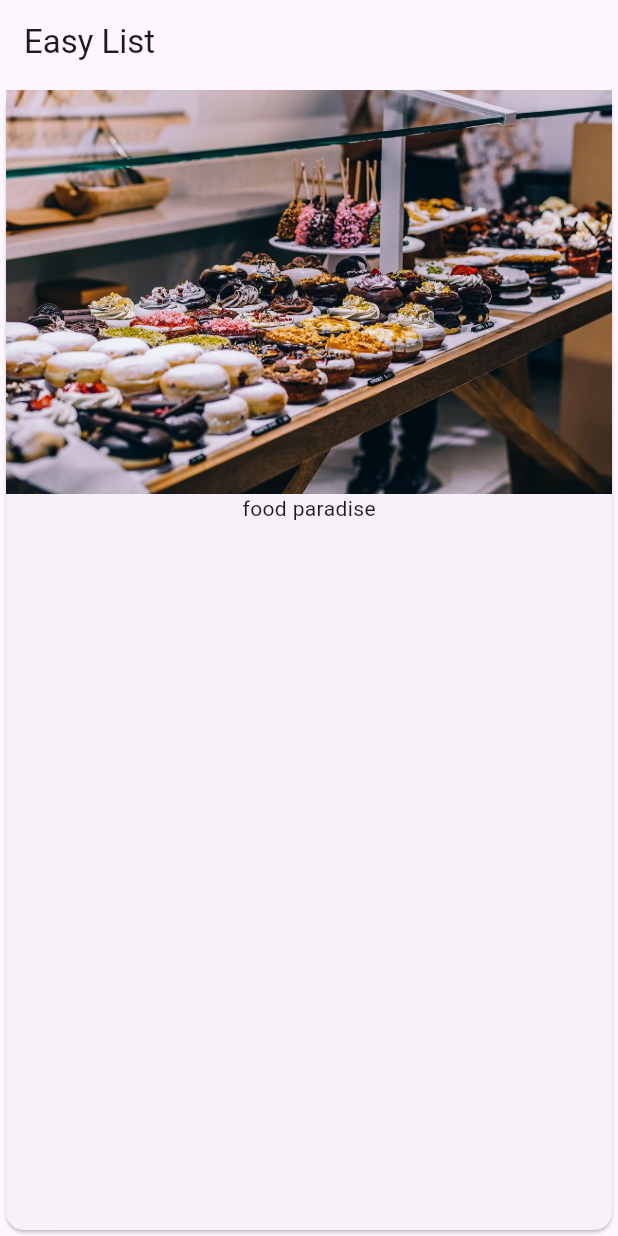
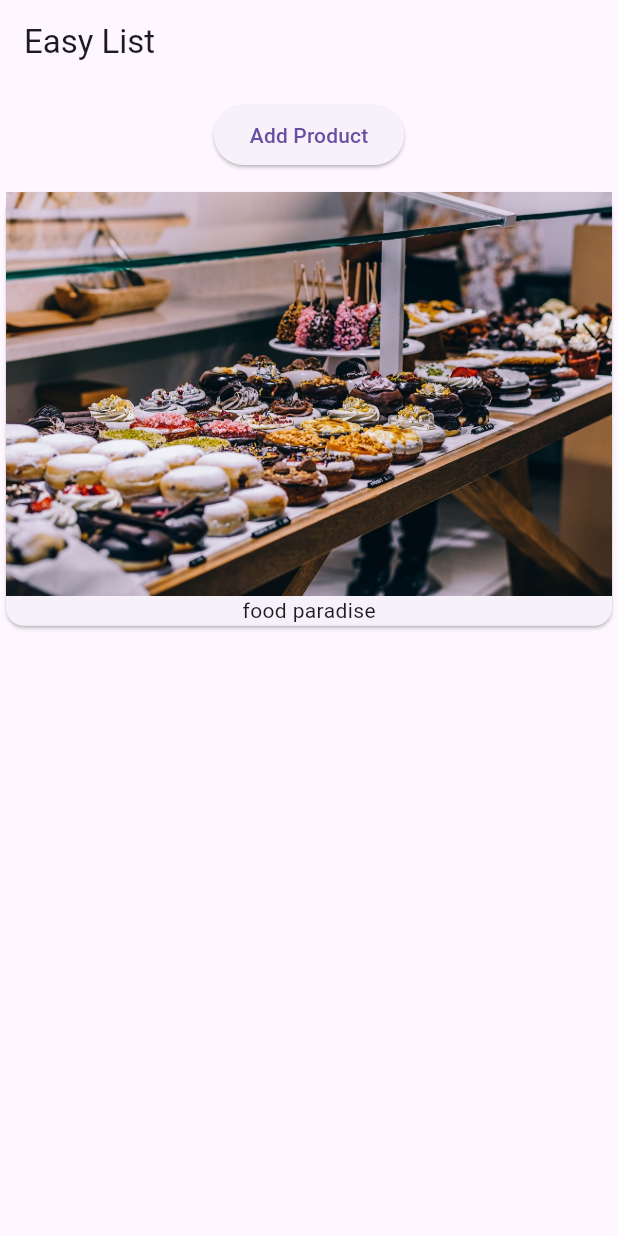
Before and after one commit to Mahmud1729/Flutter, a Flutter app: the screen it shows after launch, on a phone screen of 412 x 824 dp. Run offline on Flutter 3.47's test engine with Material 3 defaults, Android fonts, the phone set to English and light mode, and no system bars.

Commit message:
Adding Button

```diff
--- a/lib/main.dart
+++ b/lib/main.dart
@@ -10,7 +10,16 @@ class MyApp extends StatelessWidget {
     return MaterialApp(
       home: Scaffold(
         appBar: AppBar(title: Text('Easy List')),
-        body: Card(
+        body: Column(
+          children: [
+            Container(
+              margin: EdgeInsets.all(10.0),
+              child: ElevatedButton(
+                onPressed: () {},
+                child: Text('Add Product'),
+              ),
+            ),
+            Card(
               child: Column(
                 children: <Widget>[
                   Image.asset('assets/food.jpg'),
@@ -18,6 +27,8 @@ class MyApp extends StatelessWidget {
                 ],
               ),
             ),
+          ],
+        ),
       ),
     );
   }
```
Lines whose indentation alone changed are shown as unchanged.
